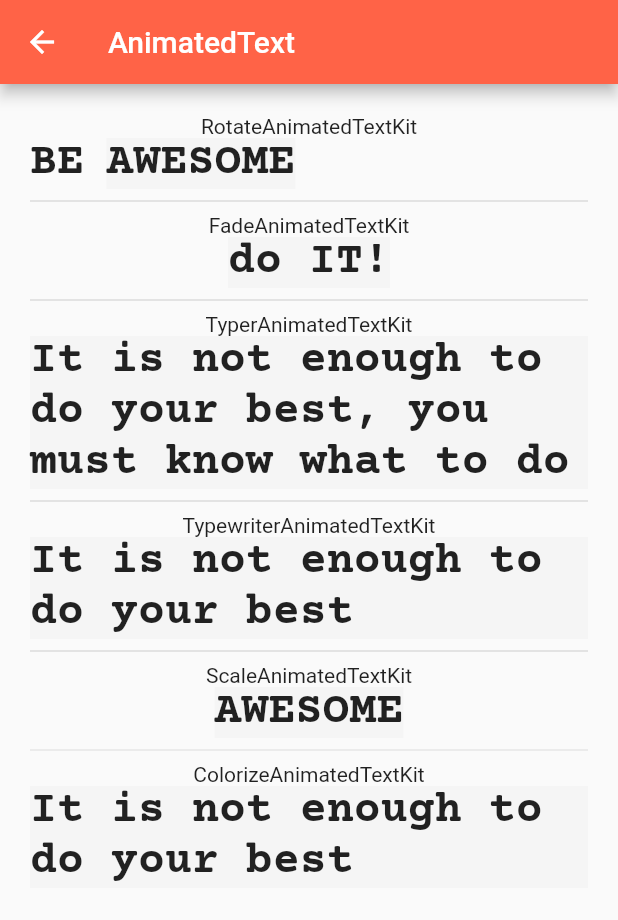
After one commit to zhouyua3253/Learning_Flutter, a Flutter app: the AnimatedTextKitPage screen opened by its route, on a phone screen of 412 x 824 dp. The commit adds this screen. Shown: the top 920 px of the screen. Run offline on Flutter 3.47's test engine with Material 2 defaults, Android fonts, the light colour scheme and no system bars; our stand-ins replace animated_text_kit, curved_navigation_bar, dio, flutter_blurhash, flutter_swiper, flutter_tindercard and 11 more; missing offline and left inert: flutter_page_indicator, linked_scroll_controller, livestream, universal_html.

Commit message:
styled_widget

```diff
--- /dev/null
+++ b/lib/pages/animated_text_page.dart
@@ -0,0 +1,112 @@
+import 'package:flutter/material.dart';
+import 'package:animated_text_kit/animated_text_kit.dart';
+
+/**
+ * https://pub.dev/packages/animated_text_kit
+ */
+class AnimatedTextKitPage extends StatelessWidget {
+  static const routeName = '/animated-text-kit';
+
+  @override
+  Widget build(BuildContext context) {
+    final textStyle =
+        TextStyle(fontSize: 30.0, fontFamily: "CourierPrime", fontWeight: FontWeight.bold);
+    final totalRepeatCount = double.maxFinite.toInt();
+
+    return Scaffold(
+      appBar: AppBar(
+        title: Text('AnimatedText'),
+      ),
+      body: SingleChildScrollView(
+        padding: const EdgeInsets.all(20.0),
+        child: Column(
+          children: <Widget>[
+            Text('RotateAnimatedTextKit'),
+            Row(
+              children: <Widget>[
+                Text('BE', style: textStyle),
+                SizedBox(width: 15),
+                Container(
+                  color: Colors.grey[100],
+                  child: RotateAnimatedTextKit(
+                      text: ["AWESOME", "OPTIMISTIC", "DIFFERENT"],
+                      duration: Duration(seconds: 2),
+                      totalRepeatCount: totalRepeatCount,
+                      transitionHeight: 60,
+                      textStyle: textStyle),
+                ),
+              ],
+            ),
+            Divider(
+              thickness: 1,
+            ),
+            Text('FadeAnimatedTextKit'),
+            Container(
+              color: Colors.grey[100],
+              child: FadeAnimatedTextKit(
+                  text: [
+                    "do IT!",
+                    "do it RIGHT!!",
+                    "do it RIGHT NOW!!!",
+                    'do it RIGHT NOW NOW NOW NOW!!!'
+                  ],
+                  duration: Duration(seconds: 2),
+                  totalRepeatCount: totalRepeatCount,
+                  textStyle: textStyle),
+            ),
+            Divider(
+              thickness: 1,
+            ),
+            Text('TyperAnimatedTextKit'),
+            Container(
+                color: Colors.grey[100],
+                child: TyperAnimatedTextKit(
+                    text: ["It is not enough to do your best, you must know what to do", 'NEXT'],
+                    speed: Duration(milliseconds: 200),
+                    textStyle: textStyle)),
+            Divider(
+              thickness: 1,
+            ),
+            Text('TypewriterAnimatedTextKit'),
+            Container(
+                color: Colors.grey[100],
+                child: TypewriterAnimatedTextKit(
+                    text: ["It is not enough to do your best", 'you must know what to do'],
+                    speed: Duration(milliseconds: 200),
+                    textStyle: textStyle)),
+            Divider(
+              thickness: 1,
+            ),
+            Text('ScaleAnimatedTextKit'),
+            Container(
+                color: Colors.grey[100],
+                child: ScaleAnimatedTextKit(
+                    text: ["AWESOME", "OPTIMISTIC", "DIFFERENT"],
+                    duration: Duration(seconds: 2),
+                    totalRepeatCount: totalRepeatCount,
+                    textStyle: textStyle,
+                    textAlign: TextAlign.center)),
+            Divider(),
+            Text('ColorizeAnimatedTextKit'),
+            Container(
+                color: Colors.grey[100],
+                child: ColorizeAnimatedTextKit(
+                    text: [
+                      "It is not enough to do your best"
+                    ],
+                    colors: [
+                      Colors.black87,
+                      Colors.blue,
+                      Colors.yellow,
+                      Colors.red,
+                    ],
+                    speed: Duration(milliseconds: 500),
+                    pause: Duration(seconds: 3),
+                    totalRepeatCount: double.infinity,
+                    textStyle: textStyle))
+          ],
+        ),
+      ),
+    );
+  }
+}
--- a/lib/pages/column_page.dart
+++ b/lib/pages/column_page.dart
@@ -23,9 +23,9 @@ class ColumnPage extends StatelessWidget {
                   color: Colors.purple,
                   child: Center(
                       child: Text(
-                        'Expanded -> flex: 1',
-                        style: TextStyle(color: Colors.white, fontSize: 20),
-                      )),
+                    'Expanded -> flex: 1',
+                    style: TextStyle(color: Colors.white, fontSize: 20),
+                  )),
                 ),
               ),
               Text('Spacer -> flex: 1'),
--- a/lib/pages/image_page.dart
+++ b/lib/pages/image_page.dart
@@ -78,9 +78,11 @@ class ImagePage extends StatelessWidget {
     );
   }
 
-  Widget _imageLoadingBuilder(BuildContext context,
+  Widget _imageLoadingBuilder(
+    BuildContext context,
     Widget child,
-      ImageChunkEvent loadingProgress,) {
+    ImageChunkEvent loadingProgress,
+  ) {
     print("child: $child, loadingProgress: $loadingProgress");
     print("loadingProgress $loadingProgress");
 
--- a/lib/pages/pass_parameters_page.dart
+++ b/lib/pages/pass_parameters_page.dart
@@ -52,7 +52,7 @@ class PassParametersPage2 extends StatelessWidget {
   Widget build(BuildContext context) {
     return Scaffold(
       appBar: AppBar(
-        title: Text('PassParameters-2'),
+        title: Text(_name),
       ),
       body: Center(child: Text("name -> $_name, age -> $_age")),
     );
--- a/lib/pages/text_page.dart
+++ b/lib/pages/text_page.dart
@@ -20,7 +20,7 @@ class TextPage extends StatelessWidget {
               Text(
                 'BOLD',
                 style:
-                TextStyle(color: Colors.redAccent, fontSize: 20, fontWeight: FontWeight.bold),
+                    TextStyle(color: Colors.redAccent, fontSize: 20, fontWeight: FontWeight.bold),
               ),
               Text(
                 'BOLD & ITALIC',
--- a/pubspec.yaml
+++ b/pubspec.yaml
@@ -46,6 +46,8 @@ dependencies:
   universal_html: 1.1.20
   provider_architecture: 1.0.6
   sliding_up_panel: 1.0.2
+  animated_text_kit: 2.0.0
+  styled_widget: 0.2.1+2
 
 dev_dependencies:
   flutter_test:
```
Also changed, not shown: lib/pages/gridview_page.dart (+6 -3 lines), lib/pages/home_page.dart (+21 -4 lines), lib/pages/styled_widget_page.dart (added, +189 -0 lines), lib/router.dart (+7 -2 lines), pubspec.lock. Lines whose indentation alone changed are shown as unchanged.
